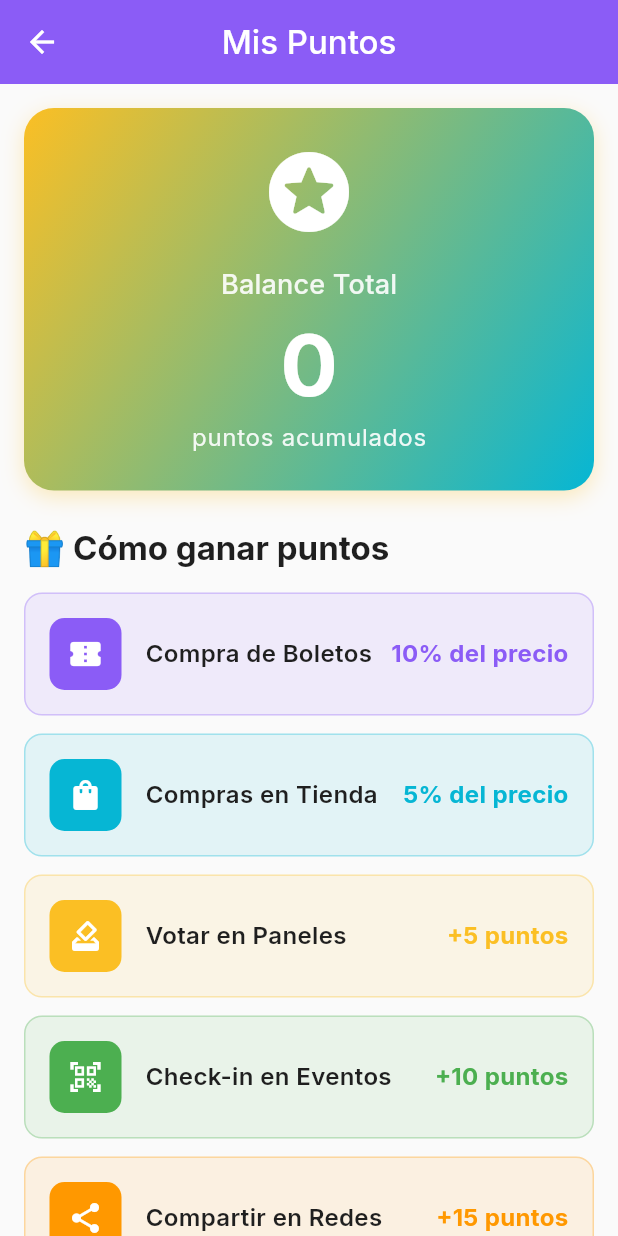
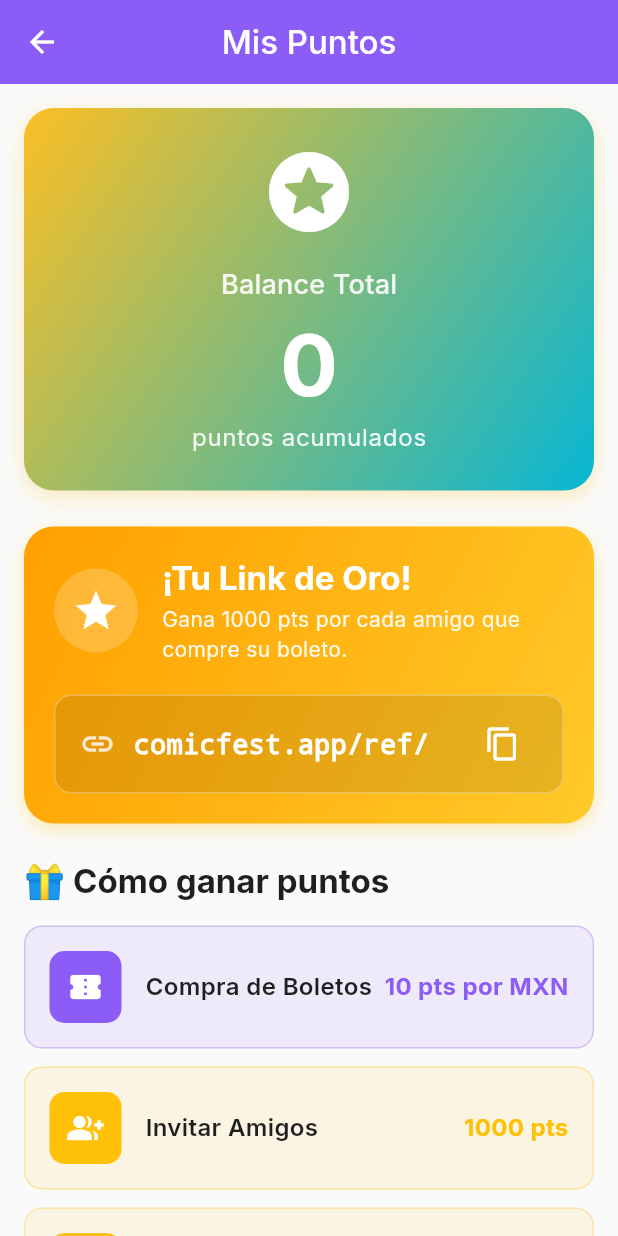
Before and after one commit to walfro90-gorilla/comic-fest-app, a Flutter app: the PointsScreen screen opened by its route, on a phone screen of 412 x 824 dp. Run offline on Flutter 3.47's test engine with Material 3 defaults, Android fonts, the phone set to English and light mode, and no system bars; our stand-ins replace cached_network_image, connectivity_plus, flutter_credit_card, flutter_secure_storage, google_fonts, google_sign_in and 3 more; missing offline and left inert: mobile_scanner; accounts and stored records are empty; network calls fail.

Commit message:
Gamification OK

```diff
--- a/lib/models/points_transaction_model.dart
+++ b/lib/models/points_transaction_model.dart
@@ -23,7 +23,7 @@ class PointsTransactionModel {
     return PointsTransactionModel(
       id: json['id'] as String,
       userId: json['user_id'] as String,
-      amount: json['amount'] as int,
+      amount: json['points_change'] as int,
       type: TransactionType.values.firstWhere(
         (e) => e.name == json['type'],
         orElse: () => TransactionType.earn,
--- a/lib/screens/points/points_screen.dart
+++ b/lib/screens/points/points_screen.dart
@@ -3,7 +3,9 @@ import 'package:comic_fest/models/user_model.dart';
 import 'package:comic_fest/services/points_service.dart';
 import 'package:comic_fest/services/user_service.dart';
 import 'package:comic_fest/widgets/points_badge.dart';
+import 'package:comic_fest/widgets/points_badge.dart';
 import 'package:flutter/material.dart';
+import 'package:flutter/services.dart';
 import 'package:intl/intl.dart';
 
 class PointsScreen extends StatefulWidget {
@@ -62,6 +64,8 @@ class _PointsScreenState extends State<PointsScreen> {
                   crossAxisAlignment: CrossAxisAlignment.stretch,
                   children: [
                     _buildPointsHeader(theme, colorScheme),
+                    const SizedBox(height: 24),
+                    _buildReferralSection(theme, colorScheme),
                     const SizedBox(height: 24),
                     _buildHowToEarnSection(theme, colorScheme),
                     const SizedBox(height: 24),
@@ -139,38 +143,142 @@ class _PointsScreenState extends State<PointsScreen> {
         _buildEarnMethodCard(
           icon: Icons.confirmation_num,
           title: 'Compra de Boletos',
-          points: '10% del precio',
+          points: '10 pts por MXN', // Updated
           color: colorScheme.primary,
         ),
         const SizedBox(height: 12),
         _buildEarnMethodCard(
-          icon: Icons.shopping_bag,
-          title: 'Compras en Tienda',
-          points: '5% del precio',
-          color: colorScheme.secondary,
+          icon: Icons.group_add, // Updated icon
+          title: 'Invitar Amigos', // Updated title
+          points: '1000 pts',
+          color: Colors.amber, // Gold
         ),
         const SizedBox(height: 12),
         _buildEarnMethodCard(
           icon: Icons.how_to_vote,
           title: 'Votar en Paneles',
-          points: '+5 puntos',
+          points: '+50 puntos', // Updated
           color: colorScheme.tertiary,
         ),
         const SizedBox(height: 12),
         _buildEarnMethodCard(
           icon: Icons.qr_code_scanner,
-          title: 'Check-in en Eventos',
-          points: '+10 puntos',
+          title: 'Check-in en Stands',
+          points: '+150 puntos', // Updated
           color: Colors.green,
         ),
         const SizedBox(height: 12),
         _buildEarnMethodCard(
           icon: Icons.share,
           title: 'Compartir en Redes',
-          points: '+15 puntos',
-          color: Colors.orange,
+          points: '+100 puntos', // Updated
+          color: Colors.blueAccent,
         ),
       ],
+    );
+  }
+
+  Widget _buildReferralSection(ThemeData theme, ColorScheme colorScheme) {
+    return Container(
+      padding: const EdgeInsets.all(20),
+      decoration: BoxDecoration(
+        gradient: LinearGradient(
+          colors: [Colors.amber.shade700, Colors.amber.shade400],
+          begin: Alignment.topLeft,
+          end: Alignment.bottomRight,
+        ),
+        borderRadius: BorderRadius.circular(20),
+        boxShadow: [
+          BoxShadow(
+            color: Colors.amber.withValues(alpha: 0.3),
+            blurRadius: 10,
+            offset: const Offset(0, 4),
+          ),
+        ],
+      ),
+      child: Column(
+        children: [
+          Row(
+            children: [
+              Container(
+                padding: const EdgeInsets.all(12),
+                decoration: BoxDecoration(
+                  color: Colors.white.withValues(alpha: 0.2),
+                  shape: BoxShape.circle,
+                ),
+                child: const Icon(Icons.star, color: Colors.white, size: 32),
+              ),
+              const SizedBox(width: 16),
+              Expanded(
+                child: Column(
+                  crossAxisAlignment: CrossAxisAlignment.start,
+                  children: [
+                    Text(
+                      '¡Tu Link de Oro!',
+                      style: theme.textTheme.titleLarge?.copyWith(
+                        color: Colors.white,
+                        fontWeight: FontWeight.bold,
+                      ),
+                    ),
+                    const SizedBox(height: 4),
+                    Text(
+                      'Gana 1000 pts por cada amigo que compre su boleto.',
+                      style: theme.textTheme.bodyMedium?.copyWith(
+                        color: Colors.white.withValues(alpha: 0.9),
+                      ),
+                    ),
+                  ],
+                ),
+              ),
+            ],
+          ),
+          const SizedBox(height: 20),
+          Container(
+            padding: const EdgeInsets.symmetric(horizontal: 16, vertical: 8),
+            decoration: BoxDecoration(
+              color: Colors.black.withValues(alpha: 0.1),
+              borderRadius: BorderRadius.circular(12),
+              border: Border.all(
+                color: Colors.white.withValues(alpha: 0.3),
+              ),
+            ),
+            child: Row(
+              children: [
+                Icon(Icons.link, color: Colors.white.withValues(alpha: 0.8)),
+                const SizedBox(width: 12),
+                Expanded(
+                  child: Text(
+                    'comicfest.app/ref/${_currentUser?.id ?? "..."}',
+                    style: theme.textTheme.titleMedium?.copyWith(
+                      color: Colors.white,
+                      fontFamily: 'Courier',
+                      fontWeight: FontWeight.bold,
+                    ),
+                    overflow: TextOverflow.ellipsis,
+                  ),
+                ),
+                IconButton(
+                  onPressed: () {
+                    if (_currentUser?.id != null) {
+                      Clipboard.setData(ClipboardData(
+                        text: 'https://comicfest.app/ref/${_currentUser!.id}',
+                      ));
+                      ScaffoldMessenger.of(context).showSnackBar(
+                        const SnackBar(
+                          content: Text('¡Link copiado al portapapeles!'),
+                          backgroundColor: Colors.green,
+                        ),
+                      );
+                    }
+                  },
+                  icon: const Icon(Icons.copy, color: Colors.white),
+                  tooltip: 'Copiar Link',
+                ),
+              ],
+            ),
+          ),
+        ],
+      ),
     );
   }
 
```
Also changed, not shown: lib/screens/home/dashboard_screen.dart (+8 -1 lines), 1 other file.
